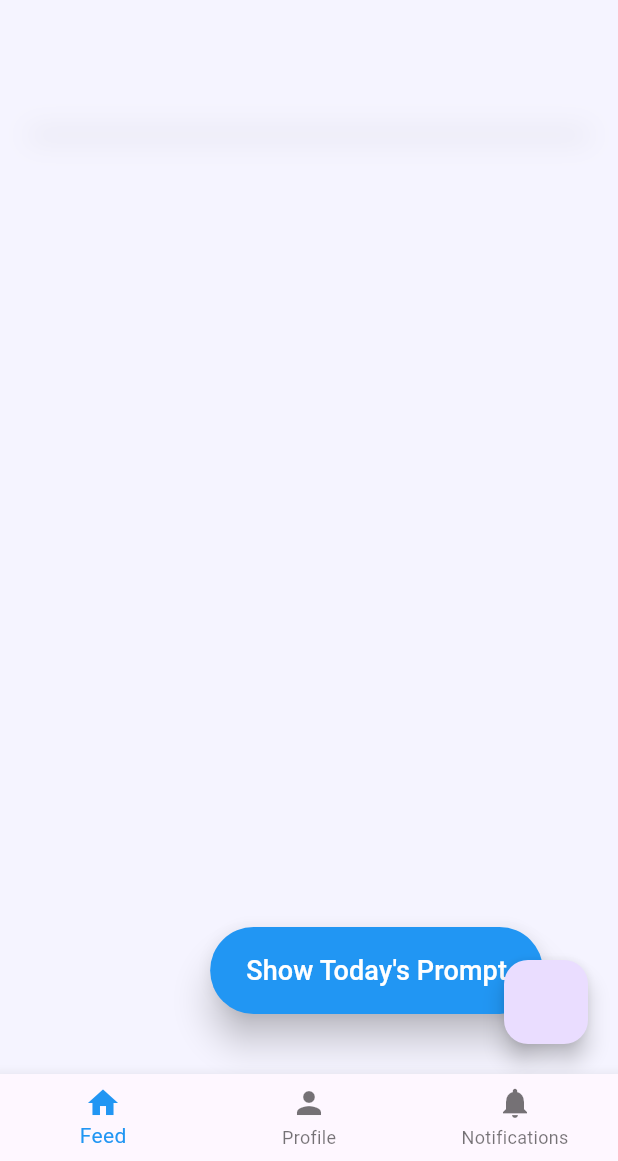
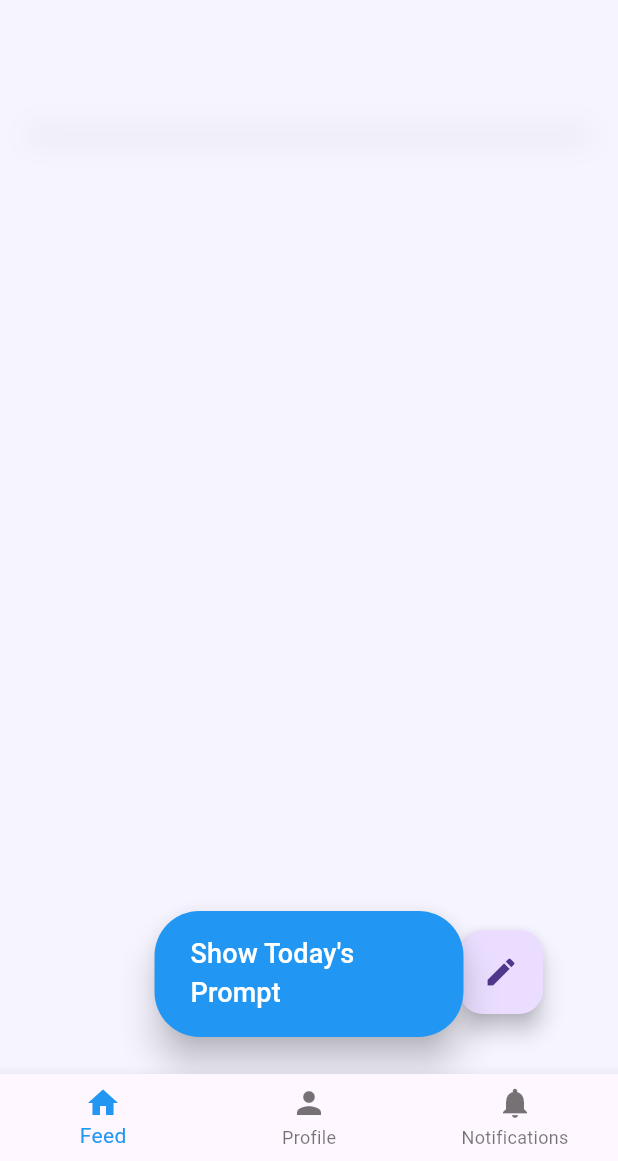
Before and after one commit to IK-49/Scribe, a Flutter app: the screen it shows once a user with an empty profile is signed in, on a phone screen of 412 x 824 dp, the part 75-1236 px from its top. Run offline on Flutter 3.47's test engine with Material 3 defaults, Android fonts, the phone set to English and light mode, and no system bars; our stand-ins replace cloud_firestore, firebase_auth, firebase_core, share_plus; missing offline and left inert: flutter_quill; accounts and stored records are empty; network calls fail.

Commit message:
comment section
- added new post icon
- deleted unused comment page
- added comment section to post details page

```diff
--- a/lib/main_pages/main_page.dart
+++ b/lib/main_pages/main_page.dart
@@ -92,11 +92,26 @@ class _MainScreenState extends State<MainScreen> {
               ),
             ],
           ),
-          // Button to show/hide the prompt, visible only on the Feed page
+          // New Post button (now in the bottom-right corner)
           if (_selectedIndex == 0)
             Positioned(
               bottom: 40,
               right: 50,
+              child: FloatingActionButton(
+                child: Icon(Icons.create),
+                onPressed: () {
+                  Navigator.push(context,
+                      MaterialPageRoute(builder: (context) => NewPost()));
+                },
+              ),
+            ),
+          // Show/Hide Today's Prompt button (now in the bottom center)
+          if (_selectedIndex == 0)
+            Positioned(
+              bottom: MediaQuery.of(context).size.height * 0.03, // Move it up slightly from the bottom
+              left:
+                  MediaQuery.of(context).size.width * 0.25, // Adjust alignment
+              right: MediaQuery.of(context).size.width * 0.25,
               child: ElevatedButton(
                 onPressed: _togglePrompt,
                 style: ElevatedButton.styleFrom(
@@ -115,14 +130,6 @@ class _MainScreenState extends State<MainScreen> {
               ),
             ),
           // Animated prompt box
-          if (_selectedIndex == 0)
-            Positioned(
-                bottom: 20, // Distance from the bottom of the screen
-                right: 20, // Distance from the right of the screen
-                child: FloatingActionButton(onPressed: () {
-                  Navigator.push(context,
-                      MaterialPageRoute(builder: (context) => NewPost()));
-                })),
           Positioned(
             top: 80,
             left: 20,
@@ -149,9 +156,7 @@ class _MainScreenState extends State<MainScreen> {
                 ],
               ),
               child: AnimatedOpacity(
-                duration: Duration(
-                    milliseconds:
-                        500), // Same duration for smooth opacity change
+                duration: Duration(milliseconds: 500), // Smooth opacity change
                 opacity: _opacity, // The animated opacity
                 child: Column(
                   crossAxisAlignment: CrossAxisAlignment.center,
--- a/lib/post/new_post.dart
+++ b/lib/post/new_post.dart
@@ -30,7 +30,8 @@ class _NewPostState extends State<NewPost> {
 
   // Function to submit the post to Firestore
   Future<void> _submitPost() async {
-    final postContent = _controller.document.toPlainText(); // Get plain text content
+    final postContent =
+        _controller.document.toPlainText(); // Get plain text content
     final postTitle = _titleController.text; // Get post title
     final preview = postContent.length > 30
         ? postContent.substring(0, 30) + '...'
--- a/lib/post/post.dart
+++ b/lib/post/post.dart
@@ -4,7 +4,7 @@ import 'package:cloud_firestore/cloud_firestore.dart';
 class Post {
   final String id;
   final String title;
-  final String content; // This should map to 'fullContent'
+  final String content;
   final String user;
   final Timestamp createdAt;
   final Color? color;
@@ -12,32 +12,30 @@ class Post {
   Post({
     required this.id,
     required this.title,
-    required this.content, // Should use 'fullContent' from Firestore
+    required this.content,
     required this.user,
     required this.createdAt,
-    this.color, // Optional color field
+    this.color,
   });
 
-  // Factory to create a Post from JSON, parsing color from Firestore
   factory Post.fromJson(Map<String, dynamic> json, String id) {
     return Post(
       id: id,
       title: json['title'],
-      content: json['fullContent'], // Map 'fullContent' instead of 'content'
+      content: json['fullContent'],
       user: json['user'],
       createdAt: json['createdAt'],
-      color: json['color'] != null ? Color(json['color']) : null, // Parse color from Firestore
+      color: json['color'] != null ? Color(json['color']) : null,
     );
   }
 
-  // Convert the Post object to a Map to store in Firestore
   Map<String, dynamic> toJson() {
     return {
       'title': title,
       'fullContent': content,
       'user': user,
       'createdAt': createdAt,
-      'color': color?.value, // Store color as an integer in Firestore
+      'color': color?.value,
     };
   }
 }
```
Also changed, not shown: lib/post/comment.dart (deleted, +0 -82 lines), lib/post/post_details.dart (+108 -6 lines).
